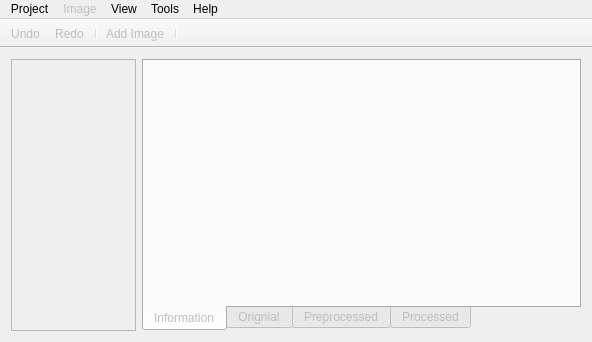
Before: the Qt Designer form gui/mainwindow.ui in librehat/caiga, drawn with Qt 5.
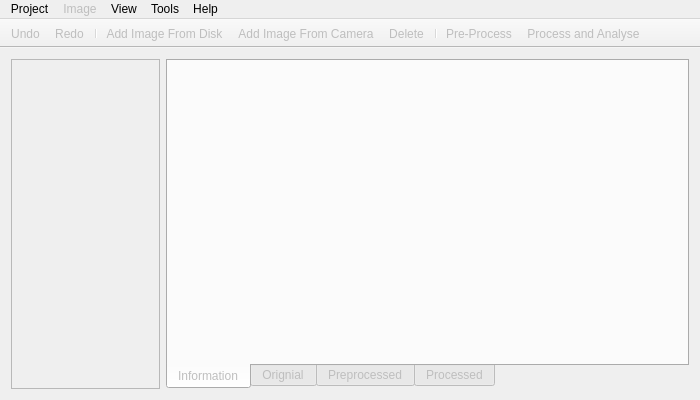
After: the same form once the commit is applied. Icons and pictures are not drawn. Custom widgets are drawn as their Qt base class.

Commit message: ui tweaks. add "delete", "preprocess", "process n analyse" actions.

What changed in the file:
```diff
--- a/gui/mainwindow.ui
+++ b/gui/mainwindow.ui
@@ -6,8 +6,8 @@
    <rect>
     <x>0</x>
     <y>0</y>
-    <width>592</width>
-    <height>342</height>
+    <width>700</width>
+    <height>400</height>
    </rect>
   </property>
   <property name="sizePolicy">
@@ -129,7 +129,7 @@
     <rect>
      <x>0</x>
      <y>0</y>
-     <width>592</width>
+     <width>700</width>
      <height>25</height>
     </rect>
    </property>
@@ -222,8 +222,12 @@
    <addaction name="actionUndo"/>
    <addaction name="actionRedo"/>
    <addaction name="separator"/>
-   <addaction name="actionAddImgDisk_toolbar"/>
+   <addaction name="actionAddImgDisk"/>
+   <addaction name="actionAddImgCamera"/>
+   <addaction name="actionDeleteImg"/>
    <addaction name="separator"/>
+   <addaction name="actionPreProcess"/>
+   <addaction name="actionProcessnAnalyse"/>
   </widget>
   <action name="actionNew_Project">
    <property name="text">
@@ -345,15 +349,7 @@
     <string>Export Image Information As...</string>
    </property>
   </action>
-  <action name="actionAddImgDisk_toolbar">
-   <property name="text">
-    <string>Add Image</string>
-   </property>
-   <property name="toolTip">
-    <string>Add Image from Disk</string>
-   </property>
-  </action>
-  <action name="actionLeftPanel_Menu">
+  <action name="actionLeftPanel">
    <property name="checkable">
     <bool>true</bool>
    </property>
@@ -383,6 +379,21 @@
     <string>Export Project Information As...</string>
    </property>
   </action>
+  <action name="actionPreProcess">
+   <property name="text">
+    <string>Pre-Process</string>
+   </property>
+  </action>
+  <action name="actionProcessnAnalyse">
+   <property name="text">
+    <string>Process and Analyse</string>
+   </property>
+  </action>
+  <action name="actionDeleteImg">
+   <property name="text">
+    <string>Delete</string>
+   </property>
+  </action>
  </widget>
  <layoutdefault spacing="6" margin="11"/>
  <customwidgets>
```
Left out of the diff: 20 changed lines with no effect on the pictures. The commit also changes 7 other files.
